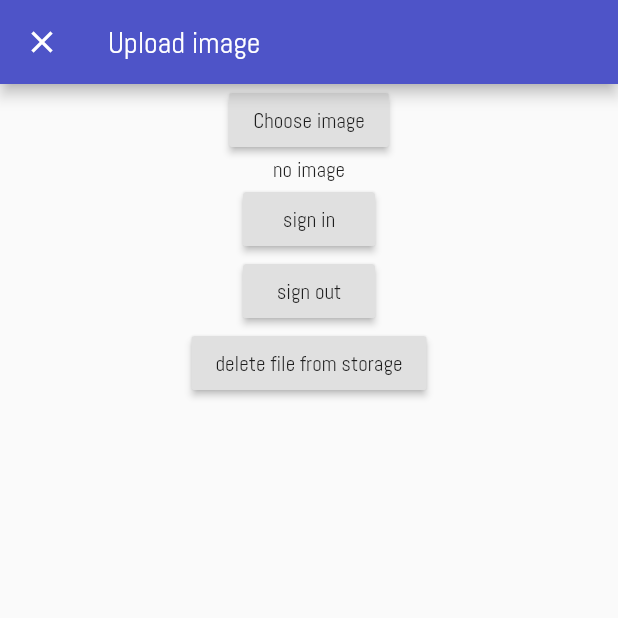
After one commit to RatanakSerey/find-tutors, a Flutter app: the screen it shows after launch, item 2 of the bottom bar chosen, after a tap on "Upload image", on a phone screen of 412 x 824 dp, the top half of it. The commit adds this screen. Run offline on Flutter 3.47's test engine with Material 2 defaults, Android fonts, the phone set to English and light mode, and no system bars; our stand-ins replace bubble_tab_indicator, cloud_firestore, firebase_auth, firebase_core, firebase_storage, flutter_slidable and 3 more; accounts and stored records are empty; statements that could not run were skipped.

Commit message:
firebase: storage [upload, delete], cloud [collections], auth [google],

```diff
--- a/lib/app.dart
+++ b/lib/app.dart
@@ -1,4 +1,5 @@
 //packages
+import 'package:firebase_storage/firebase_storage.dart';
 import 'package:flutter/material.dart';
 import 'package:flutter/cupertino.dart';
 import 'package:font_awesome_flutter/font_awesome_flutter.dart';
@@ -11,6 +12,8 @@ import 'package:find_tutors/screens/index.dart';
 import 'package:find_tutors/bottom_navigation.dart';
 
 class App extends StatelessWidget {
+  final FirebaseStorage storage;
+
   final routes = {
     // Constants.homeRoute: (BuildContext context) => Home(),
     Routes.mapRoute: (BuildContext context) => MapPage(),
--- a/lib/main.dart
+++ b/lib/main.dart
@@ -1,8 +1,10 @@
+
 import 'package:flutter/material.dart';
 
 import 'app.dart';
 
-void main() {
+void main() async {
   MaterialPageRoute.debugEnableFadingRoutes = true;
+
   runApp(new App());
 }
--- a/lib/screens/map/map.dart
+++ b/lib/screens/map/map.dart
@@ -1,7 +1,14 @@
 //packages
+import 'dart:async';
+import 'dart:convert';
+import 'dart:io';
+import 'dart:typed_data';
+import 'package:http/http.dart' as http;
 import 'package:find_tutors/screens/map/test.dart';
+import 'package:find_tutors/screens/map/upload_img.dart';
 import 'package:flutter/material.dart';
 import 'package:flutter/cupertino.dart';
+import 'package:image_picker/image_picker.dart';
 //widget
 import 'package:find_tutors/widgets/index.dart';
 //utils
@@ -14,6 +21,9 @@ class MapPage extends StatefulWidget {
 }
 
 class _MapPageState extends State<MapPage> {
+  File _image;
+  String _base64;
+
   final SlidableController slidableController = SlidableController();
   final List<_HomeItem> items = List.generate(
     5,
@@ -24,6 +34,29 @@ class _MapPageState extends State<MapPage> {
           _getAvatarColor(i),
         ),
   );
+
+  @override
+  void initState() {
+    super.initState();
+
+    // Uint8List bytes = BASE64.decode(_base64);
+  }
+
+  Future getImageFromLocal() async {
+    var image = await ImagePicker.pickImage(source: ImageSource.gallery);
+    print("Selected image =  ${image}");
+    List<int> imageBytes = image.readAsBytesSync();
+    String base64Image = base64.encode(imageBytes);
+    fetchTesting(base64Image);
+  }
+
+  Future fetchTesting(String params) {
+    String url = 'http://192.168.0.103:3000/testing/${params}';
+    var httpClient = http.Client();
+    return httpClient.get(url).then((response) {
+      print(response.body);
+    });
+  }
 
   @override
   Widget build(BuildContext context) {
@@ -67,11 +100,22 @@ class _MapPageState extends State<MapPage> {
             child: Text("Test"),
             onPressed: () {
               Navigator.of(context, rootNavigator: true).push(
-                      MaterialPageRoute<bool>(
-                        fullscreenDialog: true,
-                        builder: (BuildContext context) => Test(),
-                      ),
-                    );
+                MaterialPageRoute<bool>(
+                  fullscreenDialog: true,
+                  builder: (BuildContext context) => Test(),
+                ),
+              );
+            },
+          ),
+          RaisedButton(
+            child: Text("Upload image"),
+            onPressed: () {
+              Navigator.of(context, rootNavigator: true).push(
+                MaterialPageRoute<bool>(
+                  fullscreenDialog: true,
+                  builder: (BuildContext context) => UploadImg(),
+                ),
+              );
             },
           ),
           Expanded(
@@ -83,13 +127,24 @@ class _MapPageState extends State<MapPage> {
                       : Axis.horizontal),
             ),
           ),
+          Expanded(
+            child: Center(
+              child: _image == null
+                  ? new Text('No image selected.')
+                  : new Image.file(_image),
+            ),
+          ),
+          RaisedButton(
+            child: Text("Image picker"),
+            onPressed: () => getImageFromLocal(),
+          )
         ],
       ),
     );
   }
 
   @override
-  void dispose (){
+  void dispose() {
     super.dispose();
   }
 
--- /dev/null
+++ b/lib/screens/map/upload_img.dart
@@ -0,0 +1,160 @@
+import 'dart:async';
+import 'dart:convert';
+import 'dart:io';
+import 'dart:typed_data';
+import 'package:flutter/services.dart' show rootBundle;
+import 'package:path/path.dart' as path;
+import 'package:flutter/material.dart';
+import 'package:firebase_auth/firebase_auth.dart';
+import 'package:google_sign_in/google_sign_in.dart';
+import 'package:cloud_firestore/cloud_firestore.dart';
+import 'package:firebase_storage/firebase_storage.dart';
+import 'package:image_picker/image_picker.dart';
+
+import '../../utils/firebase_config.dart';
+
+class UploadImg extends StatefulWidget {
+  @override
+  _UploadImgState createState() => _UploadImgState();
+}
+
+class _UploadImgState extends State<UploadImg> {
+  FirebaseStorage _storage;
+  final FirebaseAuth _auth = FirebaseAuth.instance;
+  final GoogleSignIn googleSignIn = new GoogleSignIn();
+
+  String _networkImage = "";
+  // FirebaseStorage firebaseStorage = FirebaseStorage.instance;
+
+  @override
+  void initState() {
+    super.initState();
+    firebaseConfig()
+        .then((storage) => setState(() {
+              _storage = storage;
+            }))
+        .catchError((err) => print(err));
+  }
+
+  Future getImageFromLocal() async {
+    ImagePicker.pickImage(source: ImageSource.gallery)
+        .then((img) => uploadFile(img.path))
+        .catchError((err) => print(err));
+  }
+
+  Future<Null> uploadFile(String filepath) async {
+    final ByteData bytes = await rootBundle.load(filepath);
+    final Directory tempDir = Directory.systemTemp;
+    final String fileName = path.basename(filepath);
+    final File file = File('${tempDir.path}/$fileName');
+    file.writeAsBytes(bytes.buffer.asInt8List(), mode: FileMode.write);
+
+    final StorageReference ref = _storage.ref().child(fileName);
+    final StorageUploadTask task = ref.putFile(
+      file,
+      new StorageMetadata(
+        contentLanguage: 'en',
+        customMetadata: <String, String>{'activity': 'uploading image'},
+      ),
+    );
+    final Uri downloadUrl = (await task.future).downloadUrl;
+    setState(() {
+      _networkImage = downloadUrl.toString();
+    });
+  }
+
+  Future<Null> deleteFile() async {
+    final StorageReference ref = _storage.ref().child("pool.jpg");
+    ref
+        .delete()
+        .then((res) => print('delete success'))
+        .catchError((err) => print(err));
+  }
+
+  Future<FirebaseUser> signIn() async {
+    GoogleSignInAccount googleSignInAccount = await googleSignIn.signIn();
+    GoogleSignInAuthentication gSA = await googleSignInAccount.authentication
+        .catchError((err) => print(err));
+
+    FirebaseUser user = await _auth.signInWithGoogle(
+        idToken: gSA.idToken, accessToken: gSA.accessToken);
+
+    print("User Name : ${user.displayName}");
+    return user;
+  }
+
+  void signOut() => googleSignIn.signOut();
+
+  @override
+  Widget build(BuildContext context) {
+    return Scaffold(
+      appBar: AppBar(title: Text("Upload image")),
+      body: Column(
+        children: <Widget>[
+          Container(
+            child: RaisedButton(
+              child: Text("Choose image"),
+              onPressed: getImageFromLocal,
+            ),
+          ),
+          _networkImage != "" ? Image.network(_networkImage) : Text("no image"),
+          RaisedButton(
+            child: Text("sign in"),
+            onPressed: signIn,
+          ),
+          RaisedButton(
+            child: Text("sign out"),
+            onPressed: signOut,
+          ),
+          RaisedButton(
+            child: Text("delete file from storage"),
+            onPressed: deleteFile,
+          ),
+          Expanded(
+            child: new StreamBuilder(
+                stream: Firestore.instance.collection('subjects').snapshots(),
+                builder: (context, snapshot) {
+                  if (!snapshot.hasData) return const Text('Loading...');
+                  return new ListView.builder(
+                    itemCount: snapshot.data.documents.length,
+                    padding: const EdgeInsets.only(top: 10.0),
+                    itemExtent: 55.0,
+                    itemBuilder: (context, index) =>
+                        _buildListItem(context, snapshot.data.documents[index]),
+                  );
+                }),
+          ),
+        ],
+      ),
+    );
+  }
+
+  Widget _buildListItem(BuildContext context, DocumentSnapshot document) {
+    return new ListTile(
+      key: new ValueKey(document.documentID),
+      title: new Container(
+        decoration: new BoxDecoration(
+          border: new Border.all(color: const Color(0x80000000)),
+          borderRadius: new BorderRadius.circular(5.0),
+        ),
+        padding: const EdgeInsets.all(10.0),
+        child: new Row(
+          children: <Widget>[
+            new Expanded(
+              child: new Text(document['name']),
+            ),
+            new Text(
+              document['price'].toString(),
+            ),
+          ],
+        ),
+      ),
+      onTap: () => Firestore.instance.runTransaction((transaction) async {
+            DocumentSnapshot freshSnap =
+                await transaction.get(document.reference);
+            await transaction
+                .update(freshSnap.reference, {'price': freshSnap['price'] + 1});
+          }),
+    );
+  }
+}
--- /dev/null
+++ b/lib/utils/firebase_config.dart
@@ -0,0 +1,21 @@
+import 'dart:async';
+import 'dart:io';
+
+import 'package:firebase_core/firebase_core.dart';
+import 'package:firebase_storage/firebase_storage.dart';
+
+Future firebaseConfig() async {
+  final FirebaseApp app = await FirebaseApp.configure(
+    name: 'test',
+    options: new FirebaseOptions(
+      googleAppID:
+          Platform.isIOS ? '' : '1:1050676976358:android:d5ef913016960d3e',
+      gcmSenderID: '1050676976358',
+      apiKey: 'AIzaSyAfSJL8-eabWevwEgqvuA9EnKctHHucYnc',
+      projectID: 'find-tutors',
+    ),
+  );
+  final FirebaseStorage storage = new FirebaseStorage(
+      app: app, storageBucket: 'gs://find-tutors.appspot.com');
+  return storage;
+}
```
Also changed, not shown: pubspec.yaml (+8 -0 lines), pubspec.lock, 8 other files.
